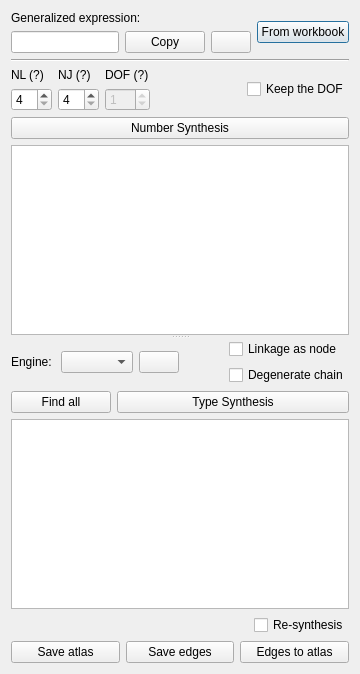
Before: the Qt Designer form core/synthesis/NumberAndTypeSynthesis/Permutations.ui in KmolYuan/Pyslvs-UI, drawn with Qt 5.
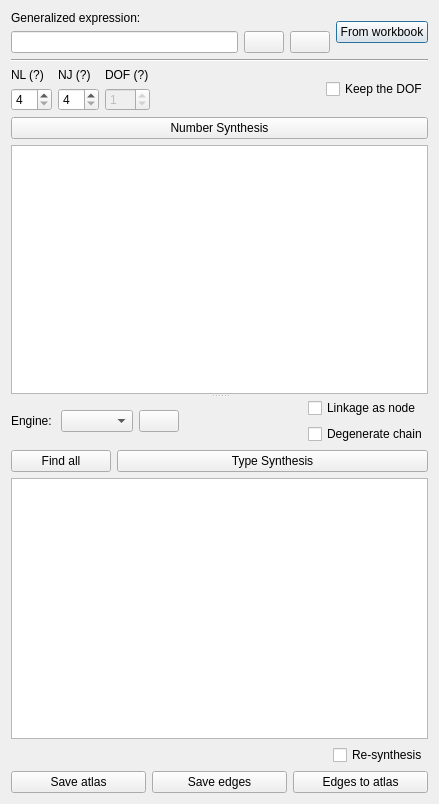
After: the same form once the commit is applied. Icons and pictures are not drawn.

Commit message: Add copy icon.

The edit to the form file:
```diff
--- a/core/synthesis/NumberAndTypeSynthesis/Permutations.ui
+++ b/core/synthesis/NumberAndTypeSynthesis/Permutations.ui
@@ -2,6 +2,14 @@
 <ui version="4.0">
  <class>Form</class>
  <widget class="QWidget" name="Form">
+  <property name="geometry">
+   <rect>
+    <x>0</x>
+    <y>0</y>
+    <width>439</width>
+    <height>804</height>
+   </rect>
+  </property>
   <property name="windowTitle">
    <string>Form</string>
   </property>
@@ -35,8 +43,9 @@
            <property name="statusTip">
             <string>Copy expression.</string>
            </property>
-           <property name="text">
-            <string>Copy</string>
+           <property name="icon">
+            <iconset resource="../../../icons.qrc">
+             <normaloff>:/icons/copy.png</normaloff>:/icons/copy.png</iconset>
            </property>
           </widget>
          </item>
```
The commit also changes 9 other files.
